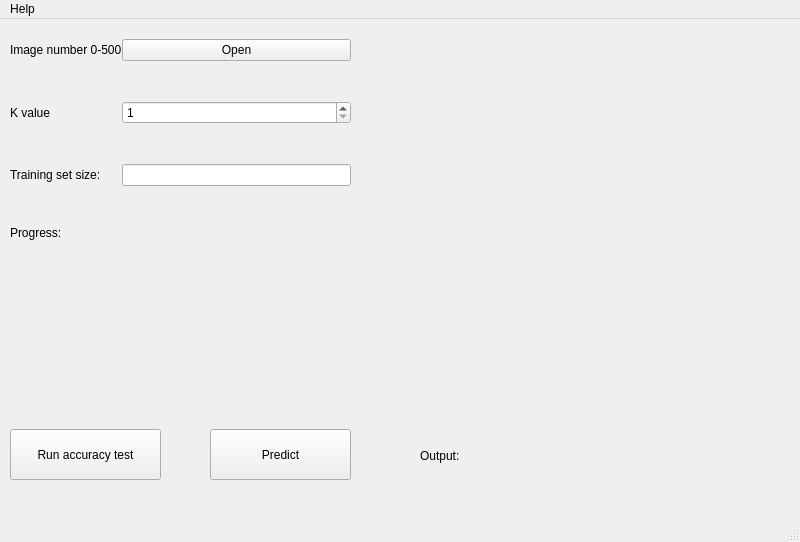
This is src/gui/components/mainwindow.ui in ArttuLe/k-nn-image-classification as Qt 5 draws it before an edit. The edited form follows.
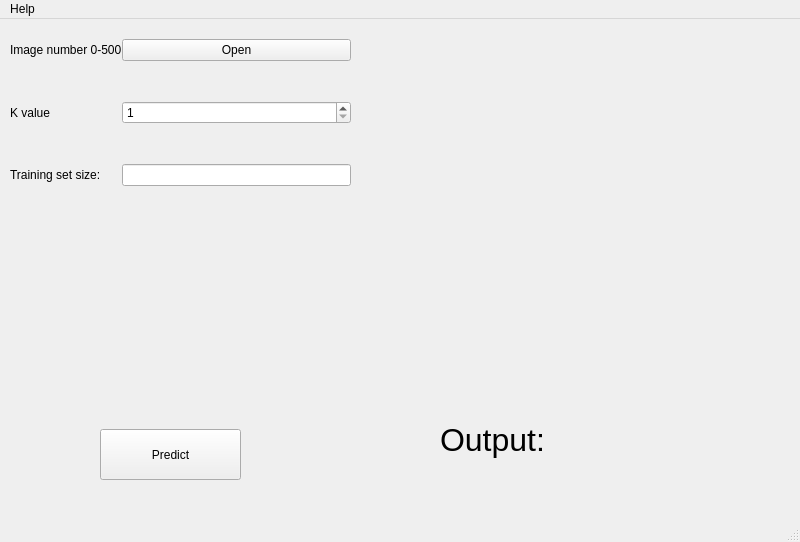
This is the edited form.

```diff
--- a/src/gui/components/mainwindow.ui
+++ b/src/gui/components/mainwindow.ui
@@ -17,7 +17,7 @@
    <widget class="QPushButton" name="predict_button">
     <property name="geometry">
      <rect>
-      <x>210</x>
+      <x>100</x>
       <y>410</y>
       <width>141</width>
       <height>51</height>
@@ -134,13 +134,6 @@
          </property>
         </spacer>
        </item>
-       <item row="7" column="0" colspan="2">
-        <widget class="QLabel" name="progress_label">
-         <property name="text">
-          <string>Progress: </string>
-         </property>
-        </widget>
-       </item>
       </layout>
      </item>
     </layout>
@@ -170,44 +163,41 @@
      <set>Qt::AlignCenter</set>
     </property>
    </widget>
-   <widget class="QPushButton" name="push_test">
+   <widget class="QWidget" name="horizontalLayoutWidget">
     <property name="geometry">
      <rect>
-      <x>10</x>
-      <y>410</y>
-      <width>151</width>
-      <height>51</height>
-     </rect>
-    </property>
-    <property name="text">
-     <string>Run accuracy test</string>
-    </property>
-   </widget>
-   <widget class="QLabel" name="label_7">
-    <property name="geometry">
-     <rect>
-      <x>420</x>
-      <y>416</y>
-      <width>67</width>
+      <x>440</x>
+      <y>400</y>
+      <width>191</width>
       <height>41</height>
      </rect>
     </property>
+    <layout class="QHBoxLayout" name="horizontalLayout">
+     <item>
+      <widget class="QLabel" name="label_7">
+       <property name="font">
+        <font>
+         <pointsize>24</pointsize>
+        </font>
+       </property>
     <property name="text">
      <string>Output:</string>
     </property>
    </widget>
+     </item>
+     <item>
    <widget class="QLabel" name="return_label">
-    <property name="geometry">
-     <rect>
-      <x>480</x>
-      <y>430</y>
-      <width>191</width>
-      <height>17</height>
-     </rect>
+       <property name="font">
+        <font>
+         <pointsize>24</pointsize>
+        </font>
     </property>
     <property name="text">
      <string/>
     </property>
+      </widget>
+     </item>
+    </layout>
    </widget>
   </widget>
   <widget class="QMenuBar" name="menubar">
```
Lines whose indentation alone changed are shown as unchanged.
